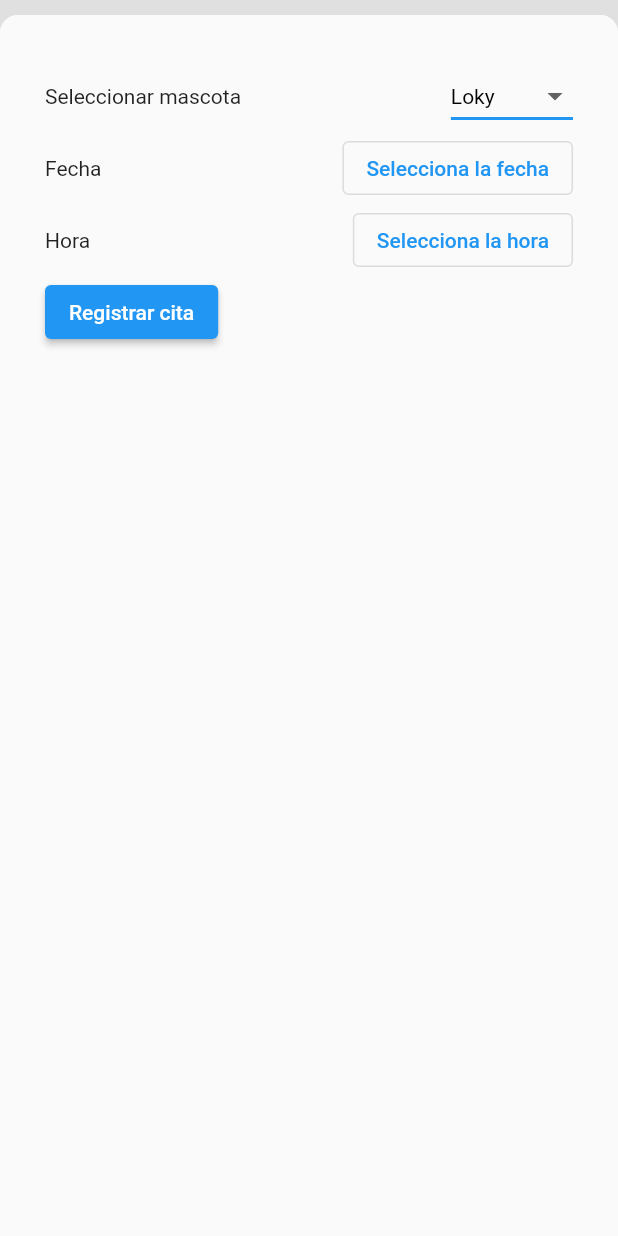
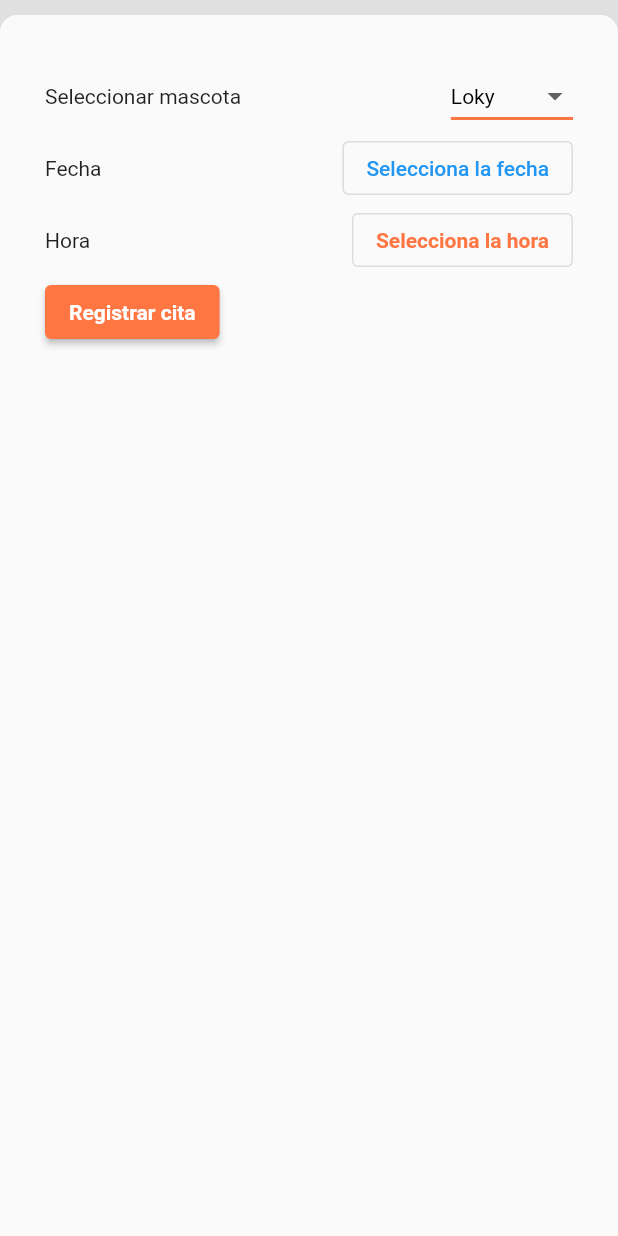
Before and after one commit to joanscure/flutter-final, a Flutter app: the GetAppointmentScreen screen opened directly, after a tap on "Solicitar cita", on a phone screen of 412 x 824 dp. Run offline on Flutter 3.47's test engine with Material 2 defaults, Android fonts, the phone set to English and light mode, and no system bars; our stand-ins replace awesome_bottom_bar, dash_chat_2, modal_bottom_sheet.

Commit message:
change theme

```diff
--- a/lib/screens/get-appointment/components/request_appointment_button.dart
+++ b/lib/screens/get-appointment/components/request_appointment_button.dart
@@ -1,7 +1,8 @@
 import 'package:flutter/material.dart';
+import 'package:projectomovilfinal/settings/constant.dart';
 
 class RequestAppointmentButton extends StatelessWidget {
-  final ButtonStyle style = ElevatedButton.styleFrom(textStyle: const TextStyle(fontWeight: FontWeight.bold));
+  final ButtonStyle style = ElevatedButton.styleFrom(textStyle: const TextStyle(fontWeight: FontWeight.bold), backgroundColor: vetPrimaryColor);
   final Function()? onpressed;
   final String text;
 
--- a/lib/screens/get-appointment/components/select_pet_dropdown.dart
+++ b/lib/screens/get-appointment/components/select_pet_dropdown.dart
@@ -1,4 +1,5 @@
 import 'package:flutter/material.dart';
+import 'package:projectomovilfinal/settings/constant.dart';
 
 const List<String> list = <String>['Loky', 'Rex', 'Manchas'];
 
@@ -20,7 +21,7 @@ class _SelectPetDropdownButtonState extends State<SelectPetDropdownButton> {
       style: const TextStyle(color: Colors.black),
       underline: Container(
         height: 2,
-        color: Colors.blue,
+        color: vetPrimaryColor,
       ),
       onChanged: (String? value) {
         // This is called when the user selects an item.
--- a/lib/screens/get-appointment/components/select_time.dart
+++ b/lib/screens/get-appointment/components/select_time.dart
@@ -1,4 +1,5 @@
 import 'package:flutter/material.dart';
+import 'package:projectomovilfinal/settings/constant.dart';
 
 String text = "Selecciona la hora";
 
@@ -8,6 +9,8 @@ class SelectTimelWidget extends StatefulWidget {
 }
 
 class _SelectTimelWidgetState extends State<SelectTimelWidget> {
+
+  final ButtonStyle style = ElevatedButton.styleFrom(textStyle: const TextStyle(fontWeight: FontWeight.bold), foregroundColor: vetPrimaryColor);
   TimeOfDay _time = TimeOfDay(hour: 7, minute: 15);
 
   void _selectTime() async {
@@ -25,6 +28,7 @@ class _SelectTimelWidgetState extends State<SelectTimelWidget> {
 
   Widget build(BuildContext context) {
     return OutlinedButton(
+      style: style,
       onPressed: _selectTime,
       child: Text(text),
     );
--- a/lib/screens/get-appointment/get_appointment.dart
+++ b/lib/screens/get-appointment/get_appointment.dart
@@ -17,6 +17,7 @@ void main() {
   );
 }
 
+final ButtonStyle style = ElevatedButton.styleFrom(textStyle: const TextStyle(fontWeight: FontWeight.bold), backgroundColor: vetPrimaryColor);
 class GetAppointmentScreen extends StatelessWidget {
   const GetAppointmentScreen({super.key});
 
@@ -119,6 +120,7 @@ class GetAppointmentScreen extends StatelessWidget {
                               Row(
                                 children: [
                                   ElevatedButton(
+                                    style: style,
                                   onPressed: () {  },
                                   child: Text("Registrar cita"),
                                 ),
```
Also changed, not shown: pubspec.yaml (+1 -6 lines), pubspec.lock.
